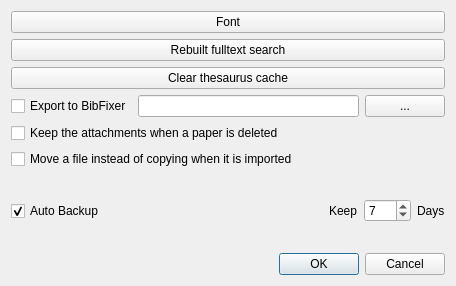
congchenutd/papernet, file OptionDlg.ui: the form before one commit.
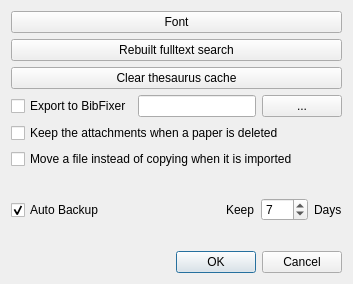
The form after the commit.

```diff
--- a/OptionDlg.ui
+++ b/OptionDlg.ui
@@ -6,8 +6,8 @@
    <rect>
     <x>0</x>
     <y>0</y>
-    <width>456</width>
-    <height>286</height>
+    <width>353</width>
+    <height>284</height>
    </rect>
   </property>
   <property name="windowTitle">
```
